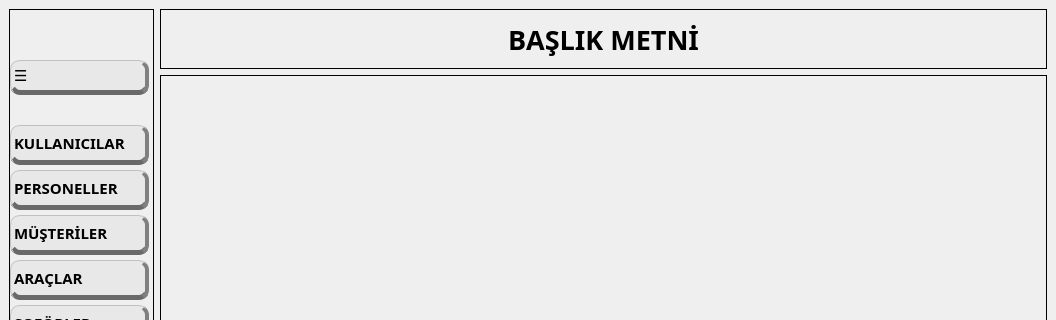
AyhanErcan70/SATTUP, file ui/ui_files/main_window.ui: the form before one commit; both pictures show x 0 to 1056 and y 0 to 320 of the 1056 by 813 pixel window.
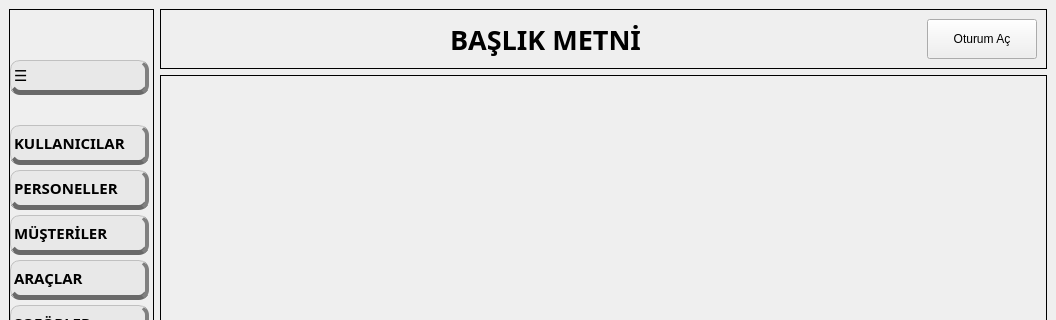
The form after the commit. Icons and pictures are not drawn.

The edit to the form file:
```diff
--- a/ui/ui_files/main_window.ui
+++ b/ui/ui_files/main_window.ui
@@ -163,8 +163,10 @@
         <property name="frameShadow">
          <enum>QFrame::Shadow::Plain</enum>
         </property>
-        <layout class="QHBoxLayout" name="horizontalLayout">
-         <item>
+        <layout class="QGridLayout" name="gridLayout_9">
+         <item row="0" column="0">
+          <layout class="QGridLayout" name="gridLayout_8">
+           <item row="0" column="0">
           <widget class="QLabel" name="lbl_title">
            <property name="font">
             <font>
@@ -181,6 +183,27 @@
            </property>
           </widget>
          </item>
+           <item row="0" column="1">
+            <widget class="QPushButton" name="btn_session_toggle">
+             <property name="sizePolicy">
+              <sizepolicy hsizetype="Fixed" vsizetype="Preferred">
+               <horstretch>0</horstretch>
+               <verstretch>0</verstretch>
+              </sizepolicy>
+             </property>
+             <property name="minimumSize">
+              <size>
+               <width>110</width>
+               <height>0</height>
+              </size>
+             </property>
+             <property name="text">
+              <string>Oturum Aç</string>
+             </property>
+            </widget>
+           </item>
+          </layout>
+         </item>
         </layout>
        </widget>
       </item>
```
Left out of the diff: 10 changed lines with no effect on the pictures. Lines whose indentation alone changed are shown as unchanged.
